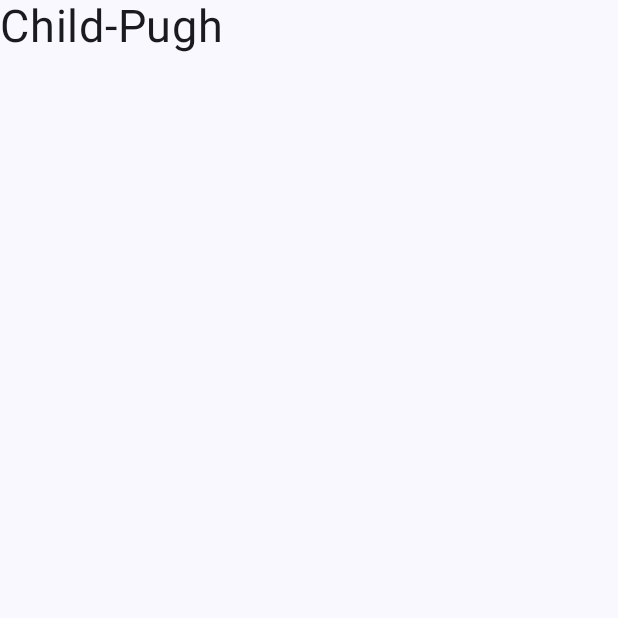
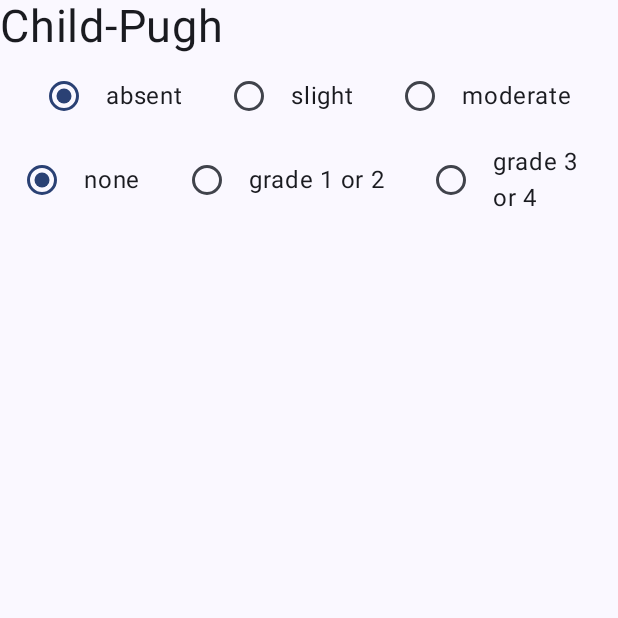
Before and after one commit to tamaikeiichi/MedGuidelines, an Android app built with Jetpack Compose: the ChildPughScreen screen opened through its navigation route, on a phone screen of 412 x 824 dp, the top half of it. Run offline under Robolectric (Android 15) with nearby library versions, the phone set to English and light mode, and no system bars; 2 statements that could not run were skipped.

Commit message:
20241129

```diff
--- a/app/build.gradle.kts
+++ b/app/build.gradle.kts
@@ -67,4 +67,6 @@ dependencies {
     androidTestImplementation(libs.androidx.ui.test.junit4)
     debugImplementation(libs.androidx.ui.tooling)
     debugImplementation(libs.androidx.ui.test.manifest)
+    val nav_version = "2.8.4"
+    implementation("androidx.navigation:navigation-compose:$nav_version")
 }
--- a/app/src/main/java/com/example/medguidelines/MainActivity.kt
+++ b/app/src/main/java/com/example/medguidelines/MainActivity.kt
@@ -17,6 +17,7 @@ import androidx.navigation.compose.NavHost
 import androidx.navigation.compose.composable
 import androidx.navigation.compose.rememberNavController
 import com.example.medguidelines.data.indexnames
+import com.example.medguidelines.ui.screen.AdropScreen
 import com.example.medguidelines.ui.screen.ChildPughScreen
 import com.example.medguidelines.ui.screen.IndexScreen
 import com.example.medguidelines.ui.theme.MedGuidelinesTheme
@@ -34,15 +35,27 @@ class MainActivity : ComponentActivity() {
                             .fillMaxSize()
                             .statusBarsPadding()
                         ) { innerPadding ->
-                            IndexScreen(indexnames, navigateToChildPugh = {controller.navigate("ChildPughScreen")})
+                            IndexScreen(indexnames,
+                                navigateToChildPugh = {controller.navigate("ChildPughScreen")},
+                                navigateToAdrop = {controller.navigate("AdropScreen")},
+                            )
                         }
                     }
                     composable("ChildPughScreen"){
                         Scaffold(modifier = Modifier
                             .fillMaxSize()
                             .statusBarsPadding()
+                        ) {
+                            innerPadding ->
+                            ChildPughScreen()
+                        }
+                    }
+                    composable("AdropScreen"){
+                        Scaffold(modifier = Modifier
+                            .fillMaxSize()
+                            .statusBarsPadding()
                         ) { innerPadding ->
-                            ChildPughScreen()
+                            AdropScreen()
                         }
                     }
                 }
--- a/app/src/main/java/com/example/medguidelines/data/indexNames.kt
+++ b/app/src/main/java/com/example/medguidelines/data/indexNames.kt
@@ -4,10 +4,10 @@ import androidx.compose.ui.res.stringArrayResource
 import androidx.compose.ui.res.stringResource
 import com.example.medguidelines.R
 
-data class indexNames (val stringid: Int)
+data class IndexNames (val stringid: Int)
 
 val indexnames = listOf(
-    indexNames(R.string.index1),
-    indexNames(R.string.index2),
-    indexNames(R.string.index1),
+    IndexNames(R.string.index1),
+    IndexNames(R.string.index2),
+    IndexNames(R.string.index1),
 )
--- /dev/null
+++ b/app/src/main/java/com/example/medguidelines/data/labDataNames.kt
@@ -0,0 +1,19 @@
+package com.example.medguidelines.data
+
+import android.provider.Settings.Global.getString
+import androidx.compose.ui.res.stringResource
+import com.example.medguidelines.R
+
+data class labDataNames(val stringid: Int)
+
+val ascitesgrade = listOf(
+    labDataNames(R.string.ascitesgrade1),
+    labDataNames(R.string.ascitesgrade2),
+    labDataNames(R.string.ascitesgrade3),
+)
+
+val encephalophathygrade = listOf(
+    labDataNames(R.string.encephalopathygrade1),
+    labDataNames(R.string.encephalopathygrade2),
+    labDataNames(R.string.encephalopathygrade3),
+)
--- a/app/src/main/java/com/example/medguidelines/ui/screen/listItem.kt
+++ b/app/src/main/java/com/example/medguidelines/ui/screen/AdropScreen.kt
@@ -8,14 +8,13 @@ import androidx.compose.ui.Modifier
 import androidx.compose.ui.res.stringResource
 import androidx.compose.ui.unit.sp
 import com.example.medguidelines.R
-import com.example.medguidelines.data.indexNames
 
 @Composable
-fun listItem (name: String, onClick: () -> Unit){
-    Text(text = name,
+fun AdropScreen() {
+    Text(text = stringResource(id = R.string.index2),
         fontSize = 30.sp,
         modifier = Modifier
             .fillMaxWidth()
-            .clickable { onClick() }
+            .clickable {  }
     )
 }
--- a/app/src/main/java/com/example/medguidelines/ui/screen/ChildPughScreen.kt
+++ b/app/src/main/java/com/example/medguidelines/ui/screen/ChildPughScreen.kt
@@ -1,26 +1,84 @@
 package com.example.medguidelines.ui.screen
 
+import android.provider.Settings.Global.getString
 import androidx.compose.foundation.clickable
+import androidx.compose.foundation.layout.Column
 import androidx.compose.foundation.layout.PaddingValues
 import androidx.compose.foundation.layout.Row
 import androidx.compose.foundation.layout.fillMaxWidth
+import androidx.compose.foundation.layout.height
+import androidx.compose.foundation.layout.padding
 import androidx.compose.foundation.lazy.LazyColumn
 import androidx.compose.foundation.lazy.items
+import androidx.compose.foundation.selection.selectable
+import androidx.compose.foundation.selection.selectableGroup
+import androidx.compose.material3.MaterialTheme
+import androidx.compose.material3.RadioButton
 import androidx.compose.material3.Text
 import androidx.compose.runtime.Composable
+import androidx.compose.runtime.mutableStateOf
+import androidx.compose.runtime.remember
+import androidx.compose.ui.Alignment
 import androidx.compose.ui.Modifier
 import androidx.compose.ui.res.stringResource
+import androidx.compose.ui.semantics.Role
 import androidx.compose.ui.unit.dp
 import androidx.compose.ui.unit.sp
+import androidx.core.content.res.TypedArrayUtils.getText
 import com.example.medguidelines.R
-import com.example.medguidelines.data.indexNames
+import com.example.medguidelines.data.IndexNames
+import com.example.medguidelines.data.ascitesgrade
+import com.example.medguidelines.data.encephalophathygrade
+import com.example.medguidelines.data.labDataNames
+
 
 @Composable
 fun ChildPughScreen() {
+
+    Column(
+        horizontalAlignment = Alignment.CenterHorizontally
+    ){
         Text(text = stringResource(id = R.string.index1),
             fontSize = 30.sp,
             modifier = Modifier
                 .fillMaxWidth()
                 .clickable {  }
         )
+        ThreeRadioButton(ascitesgrade, )
+        ThreeRadioButton(encephalophathygrade)
     }
+    }
+
+@Composable
+fun ThreeRadioButton(name: List<labDataNames>,
+                     //selectedOption: String
+    ){
+    val radioOptions = name
+    val (selectedOption, onOptionSelected) = remember { mutableStateOf(radioOptions[0]) }
+// Note that Modifier.selectableGroup() is essential to ensure correct accessibility behavior
+    Row(Modifier.selectableGroup()) {
+        radioOptions.forEach { text ->
+            Row(
+                Modifier//.fillMaxWidth()
+                    .height(56.dp)
+                    .selectable(
+                        selected = (text == selectedOption),
+                        onClick = { onOptionSelected(text) },
+                        role = Role.RadioButton
+                    )
+                    .padding(horizontal = 16.dp),
+                verticalAlignment = Alignment.CenterVertically
+            ) {
+                RadioButton(
+                    selected = (text == selectedOption),
+                    onClick = null // null recommended for accessibility with screenreaders
+                )
+                Text(
+                    text = stringResource(id = text.stringid),
+                    style = MaterialTheme.typography.bodyLarge,
+                    modifier = Modifier.padding(start = 16.dp)
+                )
+            }
+        }
+    }
+}
--- a/app/src/main/java/com/example/medguidelines/ui/screen/IndexScreen.kt
+++ b/app/src/main/java/com/example/medguidelines/ui/screen/IndexScreen.kt
@@ -32,12 +32,16 @@ import androidx.compose.ui.res.stringArrayResource
 import androidx.compose.ui.tooling.preview.Preview
 import androidx.compose.ui.unit.TextUnit
 import androidx.compose.ui.unit.sp
-import com.example.medguidelines.data.indexNames
+import com.example.medguidelines.data.IndexNames
 import com.example.medguidelines.data.indexnames
 
 
 @Composable
-fun IndexScreen(indexnames: List<indexNames>, navigateToChildPugh: () -> Unit) {
+fun IndexScreen(indexnames: List<IndexNames>,
+                navigateToChildPugh: () -> Unit,
+                navigateToAdrop: () -> Unit,
+                ) {
+    Column(){
         SearchBar()
         LazyColumn(
             modifier = Modifier
@@ -47,39 +51,10 @@ fun IndexScreen(indexnames: List<indexNames>, navigateToChildPugh: () -> Unit) {
             item {
                 listItem(name = stringResource(id = R.string.index1), onClick = {navigateToChildPugh()})
             }
-
-
-
             item {
-                Text(text = stringResource(id = R.string.index1),
-                    fontSize = 30.sp,
-                    modifier = Modifier
-                        .fillMaxWidth()
-                        .clickable {  }
-                )
-            }
-            item {
-                Text(text = stringResource(id = R.string.index2),
-                        fontSize = 30.sp,
-                    modifier = Modifier
-                        .fillMaxWidth()
-                        .clickable {  }
-                )
-            }
-
-            items (indexnames) { indexname ->
-                Row (
-                    modifier = Modifier
-                        .fillMaxWidth()
-                        .clickable { navigateToChildPugh() }
-                ){
-                    Text(
-                        text = stringResource(indexname.stringid),
-                        fontSize = 20.sp,
-                )
+                listItem(name = stringResource(id = R.string.index2), onClick = {navigateToAdrop()})
             }
         }
-
     }
 }
 
@@ -107,5 +82,5 @@ fun SearchBar(
 @Preview
 @Composable
 fun IndexScreenPreview(){
-    IndexScreen(indexnames, navigateToChildPugh = {})
+    IndexScreen(indexnames, navigateToChildPugh = {}, navigateToAdrop = {})
 }
--- a/app/src/main/res/values/strings.xml
+++ b/app/src/main/res/values/strings.xml
@@ -3,6 +3,12 @@
     <string name="index1">Child-Pugh</string>
     <string name="index2">A-drop</string>
     <string name="indexScreen_searchbar">Search</string>
+    <string name="ascitesgrade1">absent</string>
+    <string name="ascitesgrade2">slight</string>
+    <string name="ascitesgrade3">moderate</string>
+    <string name="encephalopathygrade1">none</string>
+    <string name="encephalopathygrade2">grade 1 or 2</string>
+    <string name="encephalopathygrade3">grade 3 or 4</string>
     <string-array name="index_array">
         <item>Child-Pugh_array</item>
         <item>A-drop_array</item>
```
Lines whose indentation alone changed are shown as unchanged.
